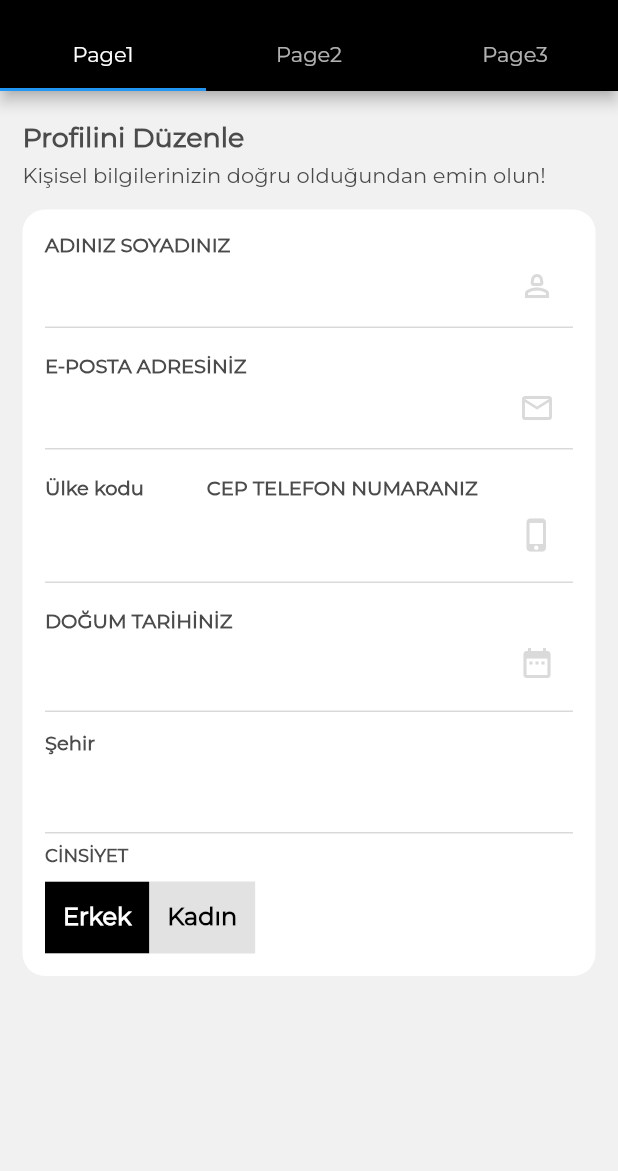
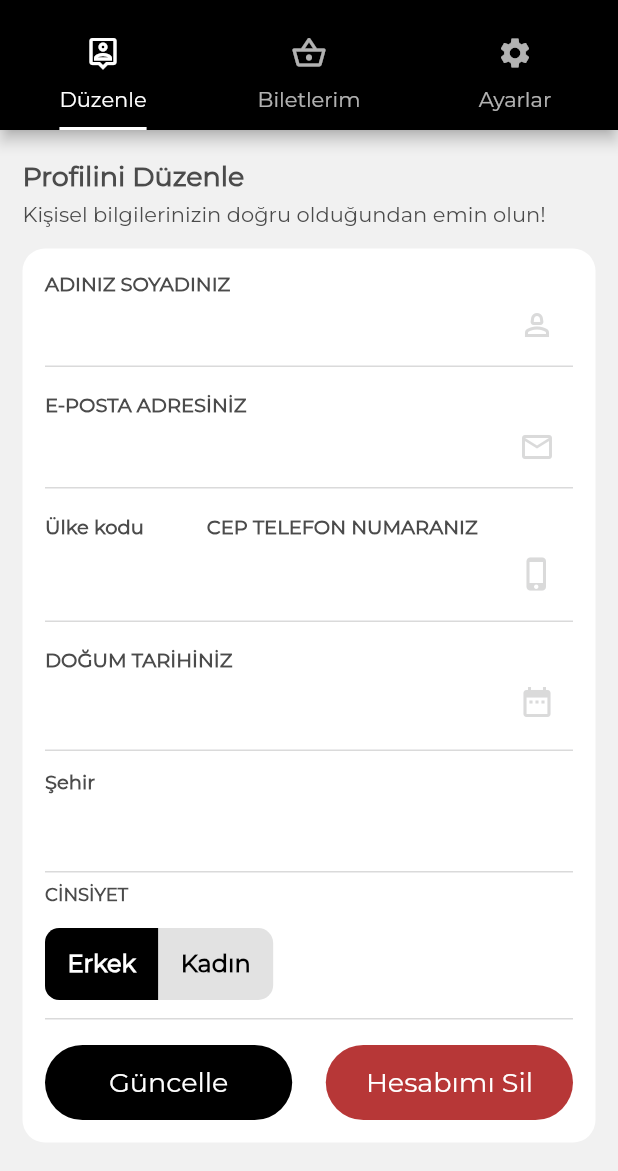
Before and after one commit to sametcetinkaya/events_pay_pro, a Flutter app: the AccountView screen opened directly, on a phone screen of 412 x 824 dp, the part 65-1236 px from its top. Run offline on Flutter 3.47's test engine with Material 2 defaults, Android fonts, the phone set to English and light mode, and no system bars; our stand-ins replace flutter_riverpod, flutter_svg, get, google_nav_bar; missing offline and left inert: dart:ffi, grock.

Commit message:
bottom navigation and personal edit view added

```diff
--- a/lib/constant/constant.dart
+++ b/lib/constant/constant.dart
@@ -7,7 +7,7 @@ class Constant{
   static const Color green  = Color(0xff0e9b4e);
   static const Color text  = Color(0xff4b4b4b);
   static const Color body  = Color(0xfff1f1f1);
-
+  static const Color red = Color.fromARGB(209, 167, 11, 11);
   static const Color secondText  = Color(0xff9d9d9d);
   static const Color greyLight  = Color(0xffe2e2e2);
   static const Color gray  = Color.fromARGB(98, 158, 159, 160);
--- a/lib/view/account.dart
+++ b/lib/view/account.dart
@@ -1,8 +1,11 @@
+import 'package:events_pay_pro/components/bottomNavigationBar.dart';
 import 'package:events_pay_pro/components/custom_appbar.dart';
 import 'package:events_pay_pro/components/drawer.dart';
 import 'package:events_pay_pro/view/login.dart';
 import 'package:events_pay_pro/view/profile_edit.dart';
 import 'package:events_pay_pro/view/register.dart';
+import 'package:events_pay_pro/view/settings.dart';
+import 'package:events_pay_pro/view/tickets.dart';
 import 'package:flutter/material.dart';
 import 'package:flutter_svg/svg.dart';
 
@@ -36,8 +39,7 @@ class _AccountViewState extends State<AccountView> {
                 icon: const Icon(Icons.menu),
                 onPressed: () {
                   _scaffoldKey.currentState?.openDrawer();
-            }
-          ),
+                }),
             actions: [
               IconButton(
                   onPressed: () => Navigator.push(
@@ -48,22 +50,28 @@ class _AccountViewState extends State<AccountView> {
             ],
             automaticallyImplyLeading: true,
             bottom: TabBar(
+                indicatorSize: TabBarIndicatorSize.label,
+                indicatorColor: Constant.white,
                 tabs: [
                   Tab(
-              text: 'Page1',
+                    icon: Icon(Icons.person_pin_outlined),
+                    text: 'Düzenle',
                   ),
                   Tab(
-              text: 'Page2',
+                    icon: Icon(Icons.shopping_basket_outlined),
+                    text: 'Biletlerim',
                   ),
                   Tab(
-              text: 'Page3',
+                    icon: Icon(Icons.settings),
+                    text: 'Ayarlar',
                   )
                 ]),
           ),
           body: TabBarView(children: [
             ProfileEditView(),
-          LocationView(),
-          RegisterView(),
-        ]),));
+            TicketsView(),
+            SettingsView(),
+          ]),
+        ));
   }
 }
--- a/lib/view/home.dart
+++ b/lib/view/home.dart
@@ -1,5 +1,6 @@
 // ignore_for_file: unused_local_variable
 
+import 'package:events_pay_pro/components/bottomNavigationBar.dart';
 import 'package:events_pay_pro/components/gridCardComponent.dart';
 import 'package:events_pay_pro/components/listCardComponent.dart';
 import 'package:events_pay_pro/model/events.dart';
--- a/lib/view/login.dart
+++ b/lib/view/login.dart
@@ -4,6 +4,7 @@ import 'package:events_pay_pro/view/account.dart';
 import 'package:events_pay_pro/view/register.dart';
 import 'package:flutter/material.dart';
 
+import '../components/bottomNavigationBar.dart';
 import '../components/drawer.dart';
 
 class LoginView extends StatelessWidget {
--- a/lib/view/profile_edit.dart
+++ b/lib/view/profile_edit.dart
@@ -284,26 +284,100 @@ class _ProfileEditViewState extends ConsumerState<ProfileEditView> {
                             fontSize: 12,
                             fontWeight: FontWeight.w600)),
                     SizedBox(
-                      height: 10,
+                      height: 15,
                     ),
                     Container(
-                      color: Constant.greyLight,
+                      decoration: BoxDecoration(
+                          borderRadius: BorderRadius.circular(10),
+                          color: Constant.greyLight),
                       child: ToggleButtons(
+                        borderRadius: BorderRadius.all(Radius.circular(10)),
                         fillColor: Constant.dark,
                         selectedColor: Constant.white,
                         renderBorder: false,
                         color: Constant.dark,
-                        children: <Widget>[
-                        Padding(
-                          padding: const EdgeInsets.symmetric(horizontal: 12),
-                          child: Text('Erkek', style: TextStyle(fontSize: 16, fontWeight: FontWeight.w600))),
-
-                        Padding(
-                          padding: const EdgeInsets.symmetric(horizontal: 12),
-                          child: Text('Kadın', style: TextStyle(fontSize: 16, fontWeight: FontWeight.w600)))
-                      ], isSelected: _isSelected,
-                      onPressed: (int newIndex){},),
+                        isSelected: _isSelected,
+                        onPressed: (int index) {
+                          setState(() {
+                            for (int buttonIndex = 0;
+                                buttonIndex < _isSelected.length;
+                                buttonIndex++) {
+                              if (buttonIndex == index) {
+                                _isSelected[buttonIndex] = true;
+                              } else {
+                                _isSelected[buttonIndex] = false;
+                              }
+                            }
+                          });
+                        },
+                        children: const <Widget>[
+                          Padding(
+                              padding: EdgeInsets.symmetric(horizontal: 15),
+                              child: Text('Erkek',
+                                  style: TextStyle(
+                                      fontSize: 16,
+                                      fontWeight: FontWeight.w600))),
+                          Padding(
+                              padding: EdgeInsets.symmetric(horizontal: 15),
+                              child: Text('Kadın',
+                                  style: TextStyle(
+                                      fontSize: 16,
+                                      fontWeight: FontWeight.w600)))
+                        ],
+                      ),
                     ),
+                    SizedBox(height: 5,),
+                    const Divider(
+                      height: 15,
+                      thickness: 1,
+                      indent: 0,
+                      endIndent: 0,
+                      color: Constant.gray,
+                    ),
+                    SizedBox(
+                      height: 10,
+                    ),
+                    Row(
+                      mainAxisAlignment: MainAxisAlignment.spaceBetween,
+                      children: [
+                        SizedBox(
+                          height: 50,
+                          width: MediaQuery.of(context).size.width * 0.4,
+                          child: ElevatedButton(
+                            onPressed: () {},
+                            style: ElevatedButton.styleFrom(
+                              shadowColor: Colors.transparent,
+                              backgroundColor: Constant.dark,
+                              shape: RoundedRectangleBorder(
+                                borderRadius: BorderRadius.circular(25),
+                              ),
+                            ),
+                            child: const Text(
+                              'Güncelle',
+                              style: TextStyle(fontSize: 18),
+                            ),
+                          ),
+                        ),
+                        SizedBox(
+                          height: 50,
+                          width: MediaQuery.of(context).size.width * 0.4,
+                          child: ElevatedButton(
+                            onPressed: () {},
+                            style: ElevatedButton.styleFrom(
+                              shadowColor: Colors.transparent,
+                              backgroundColor: Constant.red,
+                              shape: RoundedRectangleBorder(
+                                borderRadius: BorderRadius.circular(25),
+                              ),
+                            ),
+                            child: const Text(
+                              'Hesabımı Sil',
+                              style: TextStyle(fontSize: 18),
+                            ),
+                          ),
+                        ),
+                      ],
+                    )
                   ],
                 ),
               ),
--- a/pubspec.yaml
+++ b/pubspec.yaml
@@ -39,6 +39,8 @@ dependencies:
   grock: ^0.1.7
   flutter_riverpod: ^2.2.0
   intl: ^0.18.0
+  google_nav_bar: ^5.0.6
+  get: ^4.6.5
 
 dev_dependencies:
   flutter_test:
```
Also changed, not shown: lib/components/bottomNavigationBar.dart (added, +77 -0 lines), lib/getx/controller/controller.dart (added, +9 -0 lines), lib/getx/navbar/navbar.dart (added, +65 -0 lines), lib/getx/routes/routes.dart (added, +29 -0 lines), lib/view/register.dart (+12 -4 lines), lib/view/settings.dart (added, +10 -0 lines), lib/view/splash.dart (+4 -3 lines), lib/view/tickets.dart (added, +10 -0 lines), pubspec.lock. Lines whose indentation alone changed are shown as unchanged.
